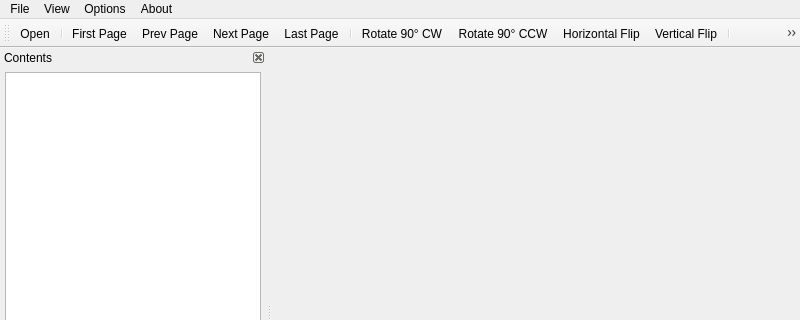
First picture: the form in mainwindow.ui, repository royqh1979/QComicViewer, before the edit; both pictures show x 0 to 800 and y 0 to 320 of the 800 by 600 pixel window.
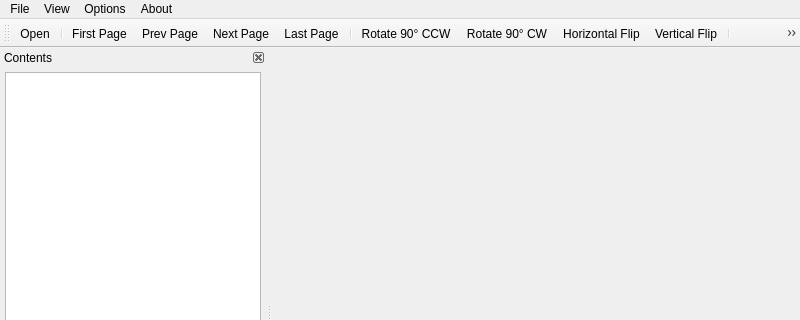
Second picture: the form after the edit. Icons and pictures are not drawn.

Commit message: enhancement: icons for action

```diff
--- a/mainwindow.ui
+++ b/mainwindow.ui
@@ -93,8 +93,8 @@
    <addaction name="actionNext_Page"/>
    <addaction name="actionLast_Page"/>
    <addaction name="separator"/>
-   <addaction name="actionRotate_90_Clockwise"/>
    <addaction name="actionRotate_90_Counter_Clockwise"/>
+   <addaction name="actionRotate_90_Clockwise"/>
    <addaction name="actionHorizontal_Flip"/>
    <addaction name="actionVertical_Flip"/>
    <addaction name="separator"/>
```
Left out of the diff: 22 changed lines with no effect on the pictures.
